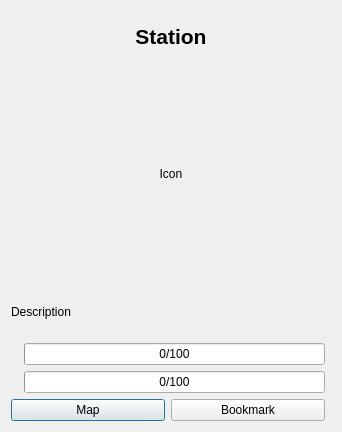
The window that lugdulov/stationdialog.ui (iksaif/lugdulov) describes before a commit, drawn with Qt 5.
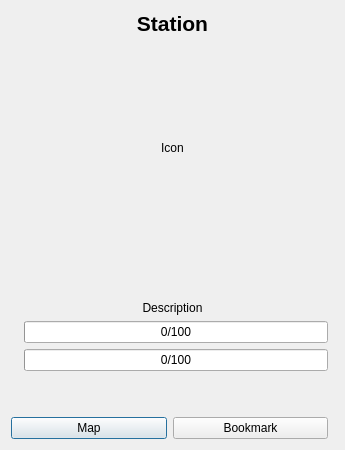
The same window after the commit. Icons and pictures are not drawn.

What changed in the file:
```diff
--- a/lugdulov/stationdialog.ui
+++ b/lugdulov/stationdialog.ui
@@ -6,8 +6,8 @@
    <rect>
     <x>0</x>
     <y>0</y>
-    <width>341</width>
-    <height>432</height>
+    <width>345</width>
+    <height>450</height>
    </rect>
   </property>
   <property name="windowTitle">
@@ -29,6 +29,9 @@
      <property name="alignment">
       <set>Qt::AlignCenter</set>
      </property>
+     <property name="wordWrap">
+      <bool>true</bool>
+     </property>
     </widget>
    </item>
    <item row="1" column="0" colspan="3">
@@ -56,14 +59,20 @@
      </property>
     </widget>
    </item>
-   <item row="2" column="0" colspan="3">
+   <item row="3" column="0" colspan="3">
     <widget class="QLabel" name="descriptionLabel">
      <property name="text">
       <string>Description</string>
      </property>
+     <property name="alignment">
+      <set>Qt::AlignCenter</set>
+     </property>
+     <property name="wordWrap">
+      <bool>true</bool>
+     </property>
     </widget>
    </item>
-   <item row="3" column="0">
+   <item row="4" column="0">
     <widget class="QLabel" name="slotLabel">
      <property name="text">
       <string/>
@@ -73,7 +82,7 @@
      </property>
     </widget>
    </item>
-   <item row="3" column="1">
+   <item row="4" column="1">
     <widget class="QProgressBar" name="slotsProgressBar">
      <property name="value">
       <number>0</number>
@@ -83,7 +92,7 @@
      </property>
     </widget>
    </item>
-   <item row="4" column="0">
+   <item row="5" column="0">
     <widget class="QLabel" name="bikeLabel">
      <property name="text">
       <string/>
@@ -93,7 +102,7 @@
      </property>
     </widget>
    </item>
-   <item row="4" column="1">
+   <item row="5" column="1">
     <widget class="QProgressBar" name="bikeProgressBar">
      <property name="value">
       <number>0</number>
@@ -103,7 +112,7 @@
      </property>
     </widget>
    </item>
-   <item row="6" column="0" colspan="2">
+   <item row="8" column="0" colspan="2">
     <layout class="QVBoxLayout" name="pluginButtonsLayout">
      <item>
       <layout class="QGridLayout" name="buttonLayouts">
@@ -136,6 +145,32 @@
      </item>
     </layout>
    </item>
+   <item row="2" column="0" colspan="2">
+    <spacer name="verticalSpacer">
+     <property name="orientation">
+      <enum>Qt::Vertical</enum>
+     </property>
+     <property name="sizeHint" stdset="0">
+      <size>
+       <width>20</width>
+       <height>40</height>
+      </size>
+     </property>
+    </spacer>
+   </item>
+   <item row="7" column="0" colspan="2">
+    <spacer name="verticalSpacer_2">
+     <property name="orientation">
+      <enum>Qt::Vertical</enum>
+     </property>
+     <property name="sizeHint" stdset="0">
+      <size>
+       <width>20</width>
+       <height>40</height>
+      </size>
+     </property>
+    </spacer>
+   </item>
   </layout>
  </widget>
  <resources>
```
Left out of the diff: 1 changed line with no effect on the pictures.
